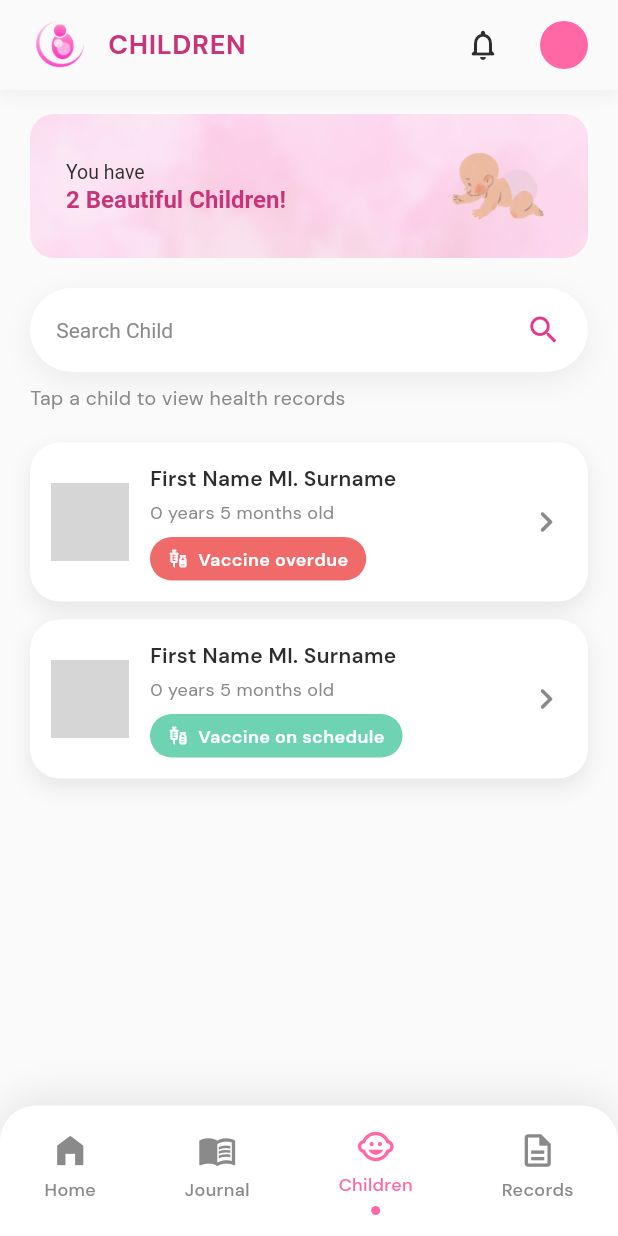
After one commit to ErrolKelvinTolentino/InaAgapayFlutter, a Flutter app: the MotherChildrenPage screen opened by its route, after a tap on "Children", on a phone screen of 412 x 824 dp. The commit adds this screen. Run offline on Flutter 3.47's test engine with Material 3 defaults, Android fonts, the phone set to English and light mode, and no system bars; grey boxes are pictures that could not be loaded.

Commit message:
Children Page (mother)
- created child card widgets
- refined child page

will make view details soon

```diff
--- a/inaagapay_flutter_v1/lib/main.dart
+++ b/inaagapay_flutter_v1/lib/main.dart
@@ -13,7 +13,7 @@ import 'screens/complete_profile.dart';
 import 'screens/welcome_screen.dart';
 import 'screens/congrats_page.dart';
 import 'screens/due_date_setter.dart'; // gives access to DueDateMode
-
+import 'screens/mother_children_page.dart';
 
 
 void main() {
@@ -42,7 +42,7 @@ class MyApp extends StatelessWidget {
         '/verify-registration': (context) =>
           const AccountVerificationRegistration(),
         '/mother-dashboard': (context) => MotherDashboard(),
-
+        '/mother-children': (context) => MotherChildrenPage(),
         '/midwife-dashboard': (context) => const MidwifeDashboard(),
         '/admin-dashboard': (context) => const AdminDashboard(),
         '/forgot-password': (context) => const ForgotPasswordScreen(),
--- /dev/null
+++ b/inaagapay_flutter_v1/lib/screens/mother_children_page.dart
@@ -0,0 +1,165 @@
+import 'package:flutter/material.dart';
+
+import '../theme/app_colors.dart';
+import '../widgets/main_header.dart';
+import '../widgets/main_bottom_navigation.dart';
+import '../widgets/small_description.dart';
+import '../widgets/app_input_field.dart';
+import '../widgets/child_card.dart';
+import '../widgets/vaccine_schedule_status.dart';
+
+class MotherChildrenPage extends StatefulWidget {
+  const MotherChildrenPage({super.key});
+
+  @override
+  State<MotherChildrenPage> createState() => _MotherChildrenPageState();
+}
+
+class _MotherChildrenPageState extends State<MotherChildrenPage> {
+  final TextEditingController _searchController = TextEditingController();
+
+  // 🔧 TEMP MOCK DATA (backend later)
+  final int childCount = 2;
+
+  @override
+  Widget build(BuildContext context) {
+    return Scaffold(
+      backgroundColor: AppColors.bgPrimary,
+
+      // 🔝 Header
+      appBar: PreferredSize(
+        preferredSize: const Size.fromHeight(72),
+        child: MainHeader(
+          title: 'CHILDREN',
+          onNotificationTap: () {},
+          onAvatarTap: () {},
+        ),
+      ),
+
+      // 🔽 Body
+      body: SafeArea(
+        child: SingleChildScrollView(
+          padding: const EdgeInsets.symmetric(horizontal: 20, vertical: 16),
+          child: Column(
+            crossAxisAlignment: CrossAxisAlignment.start,
+            children: [
+              // 🧸 TOP INFO CARD
+              Container(
+                height: 96,
+                decoration: BoxDecoration(
+                  borderRadius: BorderRadius.circular(16),
+                  image: const DecorationImage(
+                    image: AssetImage('assets/images/pinkbg.png'),
+                    fit: BoxFit.cover,
+                    opacity: 0.5,
+                  ),
+                ),
+                child: Padding(
+                  padding: const EdgeInsets.symmetric(
+                    horizontal: 24,
+                    vertical: 16,
+                  ),
+                  child: Row(
+                    children: [
+                      // 📝 Text
+                      Expanded(
+                        child: RichText(
+                          text: TextSpan(
+                            children: [
+                              const TextSpan(
+                                text: 'You have\n',
+                                style: TextStyle(
+                                  fontSize: 13,
+                                  color: AppColors.textPrimary,
+                                  height: 1.4,
+                                ),
+                              ),
+                              TextSpan(
+                                text: '$childCount Beautiful Children!',
+                                style: const TextStyle(
+                                  fontSize: 16,
+                                  fontWeight: FontWeight.w600,
+                                  color: AppColors.brandText,
+                                ),
+                              ),
+                            ],
+                          ),
+                        ),
+                      ),
+
+                      // 👶 Image
+                      Image.asset(
+                        'assets/images/baby.png',
+                        height: 72,
+                        width: 72,
+                        fit: BoxFit.contain,
+                      ),
+                    ],
+                  ),
+                ),
+              ),
+
+              const SizedBox(height: 20),
+
+              // 🔍 Search
+              AppInputField(
+                hintText: 'Search Child',
+                controller: _searchController,
+                trailingIcon: Icons.search,
+                onTrailingTap: () {
+                  // TODO: search logic
+                },
+                onChanged: (value) {
+                  // TODO: live filter
+                },
+              ),
+
+              const SizedBox(height: 8),
+
+              const SmallDescription(
+                text: 'Tap a child to view health records',
+                textAlign: TextAlign.center,
+              ),
+
+              const SizedBox(height: 20),
+
+              // 👶 CHILD LIST
+              Column(
+                children: [
+                  ChildCard(
+                    fullName: 'First Name MI. Surname',
+                    ageText: '0 years 5 months old',
+                    vaccineStatus: VaccineScheduleStatus.overdue,
+                    image: const AssetImage('assets/images/child.png'),
+                    onTap: () {
+                      // TODO: navigate to child profile
+                    },
+                  ),
+
+                  const SizedBox(height: 12),
+
+                  ChildCard(
+                    fullName: 'First Name MI. Surname',
+                    ageText: '0 years 5 months old',
+                    vaccineStatus: VaccineScheduleStatus.onSchedule,
+                    image: const AssetImage('assets/images/child.png'),
+                    onTap: () {
+                      // TODO
+                    },
+                  ),
+                ],
+              ),
+
+              const SizedBox(height: 24),
+            ],
+          ),
+        ),
+      ),
+
+      // 🔻 Bottom Nav
+      bottomNavigationBar: MainBottomNavigation(
+        currentIndex: 2, // Children tab
+      ),
+    );
+  }
+}
--- a/inaagapay_flutter_v1/lib/screens/mother_dashboard.dart
+++ b/inaagapay_flutter_v1/lib/screens/mother_dashboard.dart
@@ -30,7 +30,7 @@ class MotherDashboard extends StatelessWidget {
   @override
   Widget build(BuildContext context) {
     // 🔧 TEMP HARD-CODED DATA (backend later)
-    const int week = 39;
+    const int week = 26;
     final String trimester = _getTrimester(week);
 
     // 🧠 IDEAL BABY DATA (size + weight)
@@ -203,9 +203,6 @@ class MotherDashboard extends StatelessWidget {
       // 🔻 Bottom Nav
       bottomNavigationBar: MainBottomNavigation(
         currentIndex: 0,
-        onTap: (index) {
-          // TODO
-        },
       ),
     );
   }
--- /dev/null
+++ b/inaagapay_flutter_v1/lib/widgets/child_card.dart
@@ -0,0 +1,129 @@
+import 'package:flutter/material.dart';
+import '../theme/app_colors.dart';
+import 'vaccine_schedule_status.dart';
+
+class ChildCard extends StatefulWidget {
+  final String fullName;
+  final String ageText; // e.g. "0 years 5 months old"
+  final ImageProvider? image;
+  final VaccineScheduleStatus vaccineStatus;
+  final VoidCallback? onTap;
+
+  const ChildCard({
+    super.key,
+    required this.fullName,
+    required this.ageText,
+    required this.vaccineStatus,
+    this.image,
+    this.onTap,
+  });
+
+  @override
+  State<ChildCard> createState() => _ChildCardState();
+}
+
+class _ChildCardState extends State<ChildCard> {
+  bool _pressed = false;
+
+  @override
+  Widget build(BuildContext context) {
+    return AnimatedScale(
+      scale: _pressed ? 0.97 : 1.0,
+      duration: const Duration(milliseconds: 120),
+      curve: Curves.easeOut,
+      child: Material(
+        color: Colors.transparent,
+        child: InkWell(
+          borderRadius: BorderRadius.circular(20),
+          onTap: widget.onTap,
+          onHighlightChanged: (isPressed) {
+            setState(() => _pressed = isPressed);
+          },
+          splashColor: AppColors.brandPrimary.withOpacity(0.08),
+          highlightColor: Colors.transparent,
+          child: Container(
+            padding: const EdgeInsets.all(14),
+            decoration: BoxDecoration(
+              color: Colors.white,
+              borderRadius: BorderRadius.circular(20),
+              boxShadow: [
+                BoxShadow(
+                  color: Colors.black.withOpacity(0.08),
+                  blurRadius: 12,
+                  offset: const Offset(0, 6),
+                ),
+              ],
+            ),
+            child: Row(
+              children: [
+                // 👶 Child Image
+                Container(
+                  width: 52,
+                  height: 52,
+                  decoration: BoxDecoration(
+                    shape: BoxShape.circle,
+                    color: AppColors.brandPrimary,
+                    image: widget.image != null
+                        ? DecorationImage(
+                            image: widget.image!,
+                            fit: BoxFit.cover,
+                          )
+                        : const DecorationImage(
+                            image: AssetImage(
+                              'assets/images/baby.png',
+                            ),
+                            fit: BoxFit.cover,
+                          ),
+                  ),
+                ),
+
+                const SizedBox(width: 14),
+
+                // 🧾 Info
+                Expanded(
+                  child: Column(
+                    crossAxisAlignment: CrossAxisAlignment.start,
+                    children: [
+                      Text(
+                        widget.fullName,
+                        style: const TextStyle(
+                          fontSize: 14,
+                          fontWeight: FontWeight.w600,
+                          color: AppColors.textPrimary,
+                        ),
+                      ),
+
+                      const SizedBox(height: 4),
+
+                      Text(
+                        widget.ageText,
+                        style: const TextStyle(
+                          fontSize: 12,
+                          color: AppColors.textSecondary,
+                        ),
+                      ),
+
+                      const SizedBox(height: 8),
+
+                      // 💉 Vaccine Status Badge
+                      VaccineScheduleStatusBadge(
+                        status: widget.vaccineStatus,
+                      ),
+                    ],
+                  ),
+                ),
+
+                // ➡️ Arrow
+                const Icon(
+                  Icons.chevron_right_rounded,
+                  size: 28,
+                  color: AppColors.textSecondary,
+                ),
+              ],
+            ),
+          ),
+        ),
+      ),
+    );
+  }
+}
--- a/inaagapay_flutter_v1/lib/widgets/main_bottom_navigation.dart
+++ b/inaagapay_flutter_v1/lib/widgets/main_bottom_navigation.dart
@@ -3,20 +3,44 @@ import '../theme/app_colors.dart';
 
 class MainBottomNavigation extends StatelessWidget {
   final int currentIndex;
-  final ValueChanged<int> onTap;
 
   const MainBottomNavigation({
     super.key,
     required this.currentIndex,
-    required this.onTap,
   });
+
+  void _handleNavigation(BuildContext context, int index) {
+    // Prevent reloading the same page
+    if (index == currentIndex) return;
+
+    switch (index) {
+      case 0:
+        Navigator.pushReplacementNamed(
+          context,
+          '/mother-dashboard',
+        );
+        break;
+
+      case 2:
+        Navigator.pushReplacementNamed(
+          context,
+          '/mother-children',
+        );
+        break;
+
+      // 🚧 Journal & Records (routes later)
+      case 1:
+      case 3:
+        // Do nothing for now
+        break;
+    }
+  }
 
   @override
   Widget build(BuildContext context) {
     return SafeArea(
       top: false,
       child: Container(
-        // ✅ FULL WIDTH, FLUSH TO EDGES
         width: double.infinity,
         padding: const EdgeInsets.symmetric(vertical: 14),
         decoration: BoxDecoration(
@@ -29,7 +53,7 @@ class MainBottomNavigation extends StatelessWidget {
             BoxShadow(
               color: Colors.black.withOpacity(0.08),
               blurRadius: 20,
-              offset: const Offset(0, -6), // 👈 shadow goes UP only
+              offset: const Offset(0, -6),
             ),
           ],
         ),
@@ -40,25 +64,25 @@ class MainBottomNavigation extends StatelessWidget {
               icon: Icons.home_filled,
               label: 'Home',
               isActive: currentIndex == 0,
-              onTap: () => onTap(0),
+              onTap: () => _handleNavigation(context, 0),
             ),
             _NavItem(
               icon: Icons.menu_book_outlined,
               label: 'Journal',
               isActive: currentIndex == 1,
-              onTap: () => onTap(1),
+              onTap: () => _handleNavigation(context, 1),
             ),
             _NavItem(
               icon: Icons.child_care_outlined,
               label: 'Children',
               isActive: currentIndex == 2,
-              onTap: () => onTap(2),
+              onTap: () => _handleNavigation(context, 2),
             ),
             _NavItem(
               icon: Icons.description_outlined,
               label: 'Records',
               isActive: currentIndex == 3,
-              onTap: () => onTap(3),
+              onTap: () => _handleNavigation(context, 3),
             ),
           ],
         ),
@@ -107,7 +131,6 @@ class _NavItem extends StatelessWidget {
           ),
           const SizedBox(height: 6),
 
-          // ● Active indicator dot
           if (isActive)
             Container(
               width: 6,
--- /dev/null
+++ b/inaagapay_flutter_v1/lib/widgets/vaccine_schedule_status.dart
@@ -0,0 +1,60 @@
+import 'package:flutter/material.dart';
+
+enum VaccineScheduleStatus {
+  overdue,
+  onSchedule,
+}
+
+class VaccineScheduleStatusBadge extends StatelessWidget {
+  final VaccineScheduleStatus status;
+
+  const VaccineScheduleStatusBadge({
+    super.key,
+    required this.status,
+  });
+
+  @override
+  Widget build(BuildContext context) {
+    final bool isOverdue = status == VaccineScheduleStatus.overdue;
+
+    final Color bgColor = isOverdue
+        ? const Color(0xFFF06A6A) // soft red
+        : const Color(0xFF6ED3B2); // mint green
+
+    final String label =
+        isOverdue ? 'Vaccine overdue' : 'Vaccine on schedule';
+
+    final IconData icon =
+        isOverdue ? Icons.vaccines : Icons.vaccines_outlined;
+
+    return Container(
+      padding: const EdgeInsets.symmetric(
+        horizontal: 12,
+        vertical: 6,
+      ),
+      decoration: BoxDecoration(
+        color: bgColor,
+        borderRadius: BorderRadius.circular(20),
+      ),
+      child: Row(
+        mainAxisSize: MainAxisSize.min, // 👈 keeps it SMALL
+        children: [
+          Icon(
+            icon,
+            size: 14,
+            color: Colors.white,
+          ),
+          const SizedBox(width: 6),
+          Text(
+            label,
+            style: const TextStyle(
+              fontSize: 12,
+              fontWeight: FontWeight.w600,
+              color: Colors.white,
+            ),
+          ),
+        ],
+      ),
+    );
+  }
+}
```
Also changed, not shown: inaagapay_flutter_v1/assets/images/baby.png (added).
